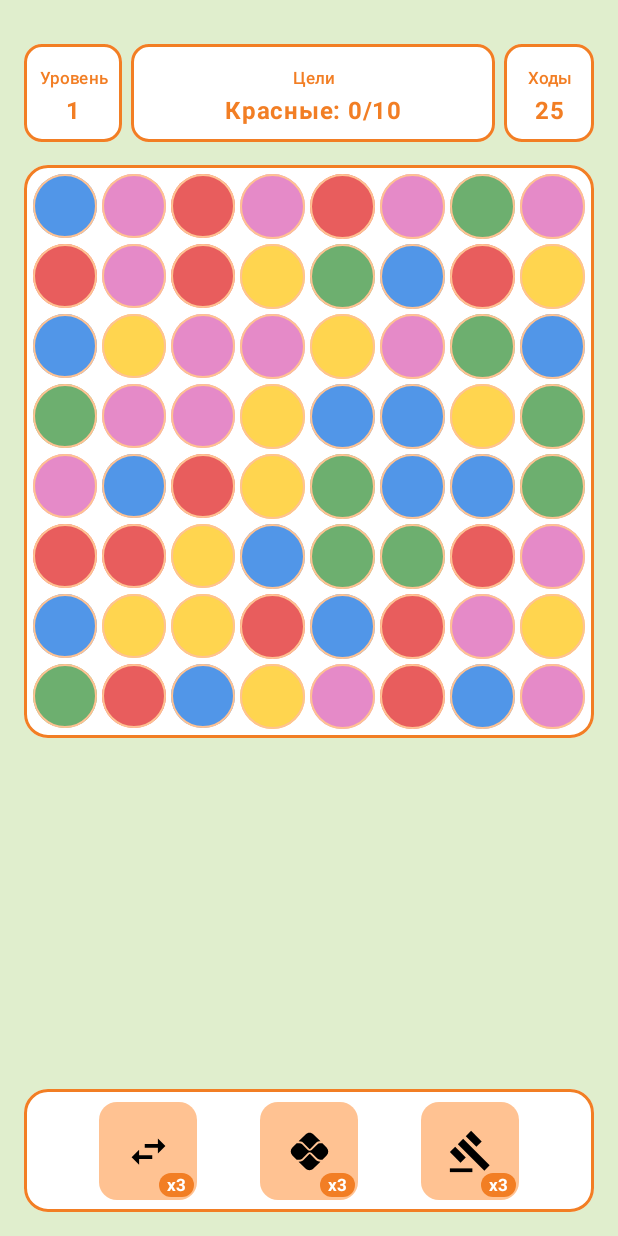
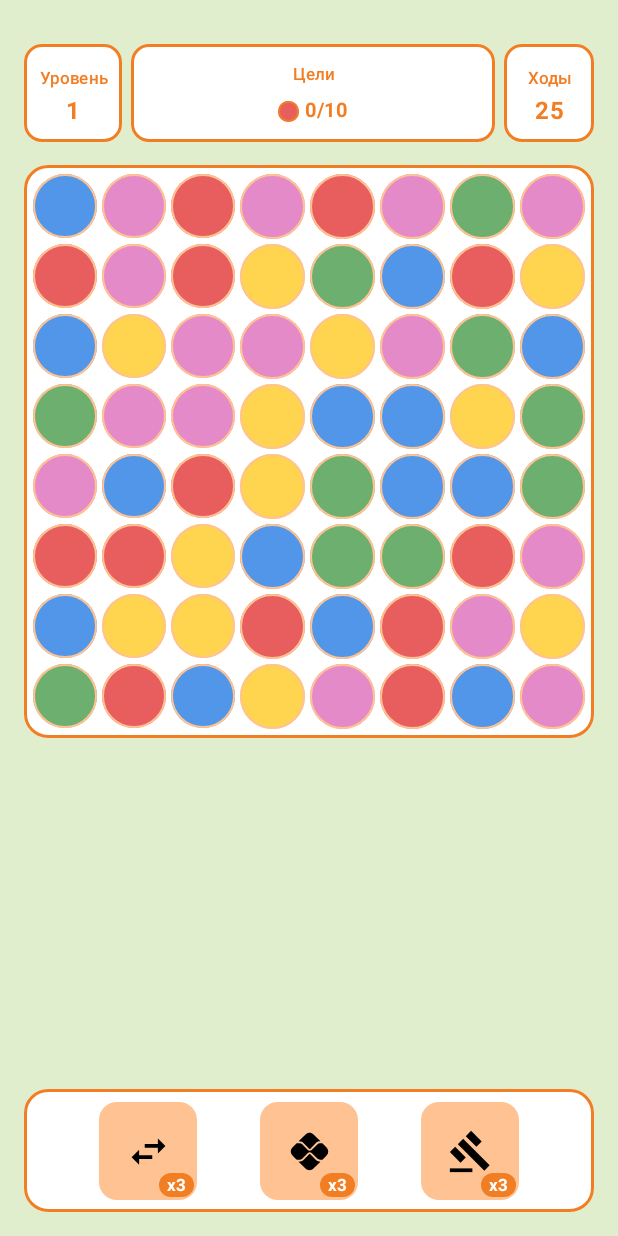
Before and after one commit to aliaskaa3/mobile-dev, an Android app built with Jetpack Compose: the composable GameScreen shown on its own in the app's theme, on a phone screen of 412 x 824 dp. Run offline under Robolectric (Android 15) with nearby library versions, the phone set to English and light mode, and no system bars.

Commit message:
feat(ui): use colored shapes for level goals

```diff
--- a/game/src/main/java/com/example/game/data/utils/ColorUtils.kt
+++ b/game/src/main/java/com/example/game/data/utils/ColorUtils.kt
@@ -3,6 +3,7 @@ package com.example.game.data.utils
 import androidx.compose.ui.graphics.Color
 import com.example.game.data.model.CellColor
 import com.example.game.ui.theme.GreenMedium
+import com.example.game.ui.theme.OrangeDark
 
 fun cellColor(color: CellColor): Color {
     return when (color) {
@@ -13,3 +14,15 @@ fun cellColor(color: CellColor): Color {
         CellColor.PINK -> Color(0xFFE58AC8)
     }
 }
+
+fun goalColor(colorString: String?): Color {
+    return when (colorString?.uppercase()) {
+        "RED" -> Color(0xFFE85D5D)
+        "BLUE" -> Color(0xFF5196E8)
+        "YELLOW" -> Color(0xFFFFD54F)
+        "GREEN" -> GreenMedium
+        "PINK" -> Color(0xFFE58AC8)
+        "ICE", "FROZEN", "BREAK_FROZEN" -> Color(0xFF81D4FA)
+        else -> OrangeDark
+    }
+}
--- /dev/null
+++ b/game/src/main/java/com/example/game/ui/components/GoalsDisplay.kt
@@ -0,0 +1,105 @@
+package com.example.game.ui.components
+
+import androidx.compose.foundation.background
+import androidx.compose.foundation.border
+import androidx.compose.foundation.layout.Arrangement
+import androidx.compose.foundation.layout.Box
+import androidx.compose.foundation.layout.Row
+import androidx.compose.foundation.layout.Spacer
+import androidx.compose.foundation.layout.fillMaxWidth
+import androidx.compose.foundation.layout.offset
+import androidx.compose.foundation.layout.size
+import androidx.compose.foundation.layout.width
+import androidx.compose.foundation.shape.CircleShape
+import androidx.compose.material3.Text
+import androidx.compose.runtime.Composable
+import androidx.compose.ui.Alignment
+import androidx.compose.ui.Modifier
+import androidx.compose.ui.graphics.Color
+import androidx.compose.ui.text.PlatformTextStyle
+import androidx.compose.ui.text.TextStyle
+import androidx.compose.ui.text.font.FontWeight
+import androidx.compose.ui.text.style.TextAlign
+import androidx.compose.ui.unit.dp
+import androidx.compose.ui.unit.sp
+import com.example.game.data.model.LevelGoal
+import com.example.game.data.utils.goalColor
+import com.example.game.ui.theme.OrangeDark
+
+@Composable
+fun GoalsDisplay(
+    goals: List<LevelGoal>,
+    collected: Map<String, Int>,
+    frozenBroken: Int,
+    modifier: Modifier = Modifier
+) {
+    Row(
+        modifier = modifier.fillMaxWidth(),
+        horizontalArrangement = Arrangement.Center,
+        verticalAlignment = Alignment.CenterVertically
+    ) {
+        goals.forEachIndexed { index, goal ->
+            if (index > 0) {
+                Spacer(modifier = Modifier.width(10.dp))
+            }
+            GoalItem(
+                goal = goal,
+                collected = collected,
+                frozenBroken = frozenBroken
+            )
+        }
+    }
+}
+
+@Composable
+fun GoalItem(
+    goal: LevelGoal,
+    collected: Map<String, Int>,
+    frozenBroken: Int
+) {
+    val current = when (goal.type) {
+        "COLLECT" -> collected[goal.color] ?: 0
+        "BREAK_FROZEN" -> frozenBroken
+        else -> 0
+    }
+
+    Row(
+        verticalAlignment = Alignment.CenterVertically,
+        horizontalArrangement = Arrangement.Center
+    ) {
+        if (goal.type == "BREAK_FROZEN") {
+            Box(
+                modifier = Modifier
+                    .size(16.dp)
+                    .background(Color.White, CircleShape)
+                    .border(1.dp, OrangeDark, CircleShape),
+                contentAlignment = Alignment.Center
+            ) {
+                Text(
+                    text = "❄",
+                    fontSize = 11.sp,
+                    lineHeight = 11.sp,
+                    fontWeight = FontWeight.Bold,
+                    color = Color(0xFF29B6F6),
+                    textAlign = TextAlign.Center
+                )
+            }
+        } else {
+            Box(
+                modifier = Modifier
+                    .size(14.dp)
+                    .background(goalColor(goal.color), CircleShape)
+                    .border(1.dp, OrangeDark, CircleShape)
+            )
+        }
+
+        Spacer(modifier = Modifier.width(4.dp))
+
+        Text(
+            text = "$current/${goal.target}",
+            color = OrangeDark,
+            fontSize = 13.sp,
+            fontWeight = FontWeight.Bold
+        )
+    }
+}
--- a/game/src/main/java/com/example/game/ui/components/InfoBox.kt
+++ b/game/src/main/java/com/example/game/ui/components/InfoBox.kt
@@ -21,13 +21,10 @@ import com.example.game.ui.theme.OrangeDark
 @Composable
 fun InfoBox(
     title: String,
-    value: String,
-    modifier: Modifier = Modifier
+    modifier: Modifier = Modifier,
+    value: String? = null,
+    content: (@Composable () -> Unit)? = null
 ) {
-    val isMultiLine = value.contains("\n") || value.length > 14
-    val fontSize = if (isMultiLine) 11.sp else 16.sp
-    val lineHeight = if (isMultiLine) 13.sp else 18.sp
-
     Column(
         modifier = modifier
             .heightIn(min = 65.dp)
@@ -45,6 +42,13 @@ fun InfoBox(
             textAlign = TextAlign.Center
         )
 
+        if (content != null) {
+            content()
+        } else if (value != null) {
+            val isMultiLine = value.contains("\n") || value.length > 14
+            val fontSize = if (isMultiLine) 11.sp else 16.sp
+            val lineHeight = if (isMultiLine) 13.sp else 18.sp
+
             Text(
                 text = value,
                 fontSize = fontSize,
@@ -56,3 +60,4 @@ fun InfoBox(
             )
         }
     }
+}
--- a/game/src/main/java/com/example/game/ui/screens/GameScreen.kt
+++ b/game/src/main/java/com/example/game/ui/screens/GameScreen.kt
@@ -1,6 +1,5 @@
 package com.example.game.ui.screens
 
-import android.content.Context
 import android.widget.Toast
 import androidx.compose.foundation.background
 import androidx.compose.foundation.border
@@ -34,7 +33,6 @@ import androidx.lifecycle.viewmodel.compose.viewModel
 import com.example.game.R
 import com.example.game.data.model.BoosterType
 import com.example.game.data.model.GameStatus
-import com.example.game.data.model.LevelGoal
 import com.example.game.data.repository.BoosterRepository
 import com.example.game.data.repository.GamePreferencesRepository
 import com.example.game.data.repository.LevelRepository
@@ -42,6 +40,7 @@ import com.example.game.data.repository.UserPreferences
 import com.example.game.data.utils.cellColor
 import com.example.game.ui.components.AnimatedGameBoard
 import com.example.game.ui.components.BoosterButton
+import com.example.game.ui.components.GoalsDisplay
 import com.example.game.ui.components.InfoBox
 import com.example.game.ui.components.LevelResultDialog
 import com.example.game.ui.theme.GreenLight
@@ -111,15 +110,6 @@ fun GameScreen(
         }
     }
 
-    val goalText = level.goals.joinToString("\n") { goal ->
-        formatGoal(
-            goal = goal,
-            collected = game.collected,
-            frozenBroken = game.frozenBroken,
-            context = context
-        )
-    }
-
     Column(
         modifier = modifier
             .fillMaxSize()
@@ -144,9 +134,14 @@ fun GameScreen(
 
             InfoBox(
                 title = stringResource(R.string.goals),
-                value = goalText,
                 modifier = Modifier.weight(1f)
-            )
+            ) {
+                GoalsDisplay(
+                    goals = level.goals,
+                    collected = game.collected,
+                    frozenBroken = game.frozenBroken
+                )
+            }
 
             Spacer(modifier = Modifier.width(6.dp))
 
@@ -262,32 +257,3 @@ fun GameScreen(
         )
     }
 }
-
-private fun formatGoal(
-    goal: LevelGoal,
-    collected: Map<String, Int>,
-    frozenBroken: Int,
-    context: Context
-): String {
-    return when (goal.type) {
-        "COLLECT" -> {
-            val current = collected[goal.color] ?: 0
-            val colorName = when (goal.color) {
-                "RED" -> context.getString(R.string.color_red)
-                "BLUE" -> context.getString(R.string.color_blue)
-                "YELLOW" -> context.getString(R.string.color_yellow)
-                "GREEN" -> context.getString(R.string.color_green)
-                "PINK" -> context.getString(R.string.color_pink)
-                else -> context.getString(R.string.chips)
-            }
-
-            context.getString(R.string.goal_progress, colorName, current, goal.target)
-        }
-
-        "BREAK_FROZEN" ->
-            context.getString(R.string.ice_progress, frozenBroken, goal.target)
-
-        else ->
-            "${goal.type}: ${goal.target}"
-    }
-}
```
Lines whose indentation alone changed are shown as unchanged.
